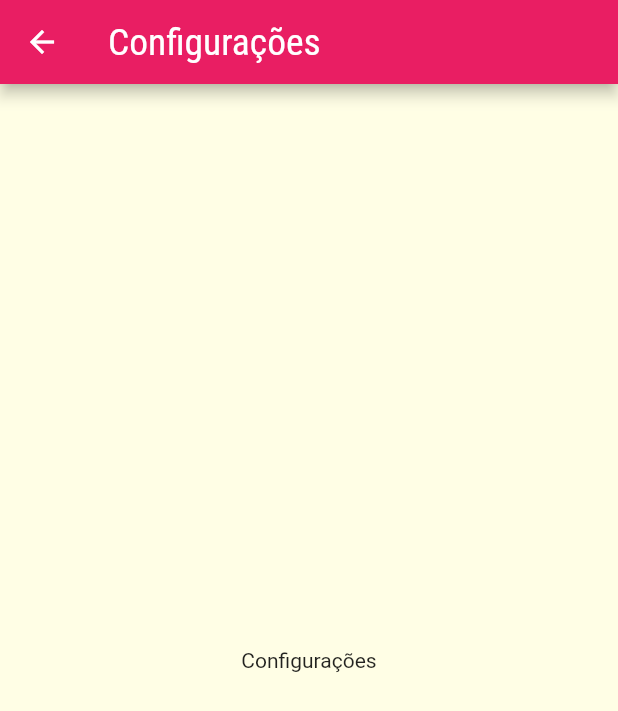
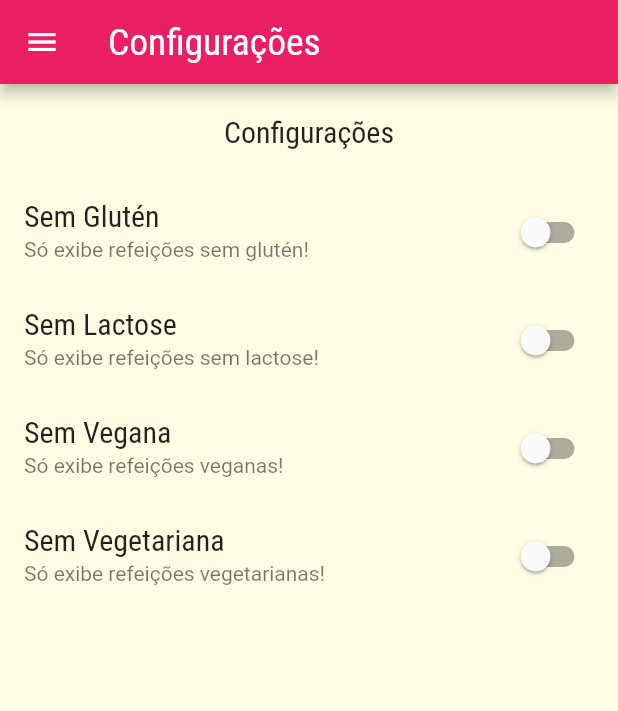
Before and after one commit to duarteicaros/Flutter-Projetos-Receitas, a Flutter app: the SettingsScreen screen opened by its route, on a phone screen of 412 x 824 dp. Shown: the top 711 px of the screen. Run offline on Flutter 3.47's test engine with Material 2 defaults, Android fonts, the phone set to English and light mode, and no system bars; network calls fail.

Commit message:
Criação de tela de filtros nas configurações do menu

```diff
--- a/lib/components/main_drawer.dart
+++ b/lib/components/main_drawer.dart
@@ -48,12 +48,13 @@ class MainDrawer extends StatelessWidget {
           creatItem(
             Icons.restaurant,
             'Refeições',
-            () => Navigator.of(context).pushNamed(AppRoutes.HOME),
+            () => Navigator.of(context).pushReplacementNamed(AppRoutes.HOME),
           ),
           creatItem(
             Icons.settings,
             'Configurações',
-            () => Navigator.of(context).pushNamed(AppRoutes.SETTINGS),
+            () =>
+                Navigator.of(context).pushReplacementNamed(AppRoutes.SETTINGS),
           ),
         ],
       ),
--- a/lib/components/meal_item.dart
+++ b/lib/components/meal_item.dart
@@ -9,10 +9,18 @@ class MealItem extends StatelessWidget {
   const MealItem(this.meal, {super.key});
 
   void _selectMeal(BuildContext context) {
-    Navigator.of(context).pushNamed(
+    Navigator.of(context)
+        .pushNamed(
       AppRoutes.MEAL_DETAIL,
       arguments: meal,
-    );
+    )
+        .then((result) {
+      if (result == null) {
+        print('sem resultado');
+      } else {
+        print('O nome da refeição é $result.');
+      }
+    });
   }
 
   @override
--- /dev/null
+++ b/lib/models/settings.dart
@@ -0,0 +1,13 @@
+class Settings {
+  bool isGlutenFree;
+  bool isLactoseFree;
+  bool isVegan;
+  bool isVegetarian;
+
+  Settings({
+    this.isGlutenFree = false,
+    this.isLactoseFree = false,
+    this.isVegan = false,
+    this.isVegetarian = false,
+  });
+}
--- a/lib/screens/meal_detail_screen.dart
+++ b/lib/screens/meal_detail_screen.dart
@@ -88,6 +88,12 @@ class MealDetaisScreen extends StatelessWidget {
           ],
         ),
       ),
+      floatingActionButton: FloatingActionButton(
+        child: const Icon(Icons.star),
+        onPressed: () {
+          Navigator.of(context).pop(meal.title);
+        },
+      ),
     );
   }
 }
--- a/lib/screens/settings_screen.dart
+++ b/lib/screens/settings_screen.dart
@@ -1,17 +1,78 @@
 import 'package:flutter/material.dart';
 
-class SettingsScreen extends StatelessWidget {
+import '../components/main_drawer.dart';
+import '../models/settings.dart';
+
+class SettingsScreen extends StatefulWidget {
   const SettingsScreen({super.key});
 
   @override
+  State<SettingsScreen> createState() => _SettingsScreenState();
+}
+
+class _SettingsScreenState extends State<SettingsScreen> {
+  var settings = Settings();
+  @override
   Widget build(BuildContext context) {
+    Widget _createSwitch(
+      String title,
+      String subtitle,
+      bool value,
+      Function(bool) onChanged,
+    ) {
+      return SwitchListTile.adaptive(
+        title: Text(title),
+        subtitle: Text(subtitle),
+        value: value,
+        onChanged: onChanged,
+      );
+    }
+
     return Scaffold(
-      appBar: AppBar(
-        title: const Text('Configurações'),
-      ),
-      body: const Center(
-        child: Text('Configurações'),
-      ),
-    );
+        appBar: AppBar(
+          title: const Text('Configurações'),
+        ),
+        drawer: const MainDrawer(),
+        body: Column(
+          children: [
+            Container(
+              padding: EdgeInsets.all(20),
+              child: Text(
+                'Configurações',
+                style: Theme.of(context).textTheme.titleMedium,
+              ),
+            ),
+            Expanded(
+              child: ListView(
+                children: [
+                  _createSwitch(
+                    'Sem Glutén',
+                    'Só exibe refeições sem glutén!',
+                    settings.isGlutenFree,
+                    (value) => setState(() => settings.isGlutenFree = value),
+                  ),
+                  _createSwitch(
+                    'Sem Lactose',
+                    'Só exibe refeições sem lactose!',
+                    settings.isLactoseFree,
+                    (value) => setState(() => settings.isLactoseFree = value),
+                  ),
+                  _createSwitch(
+                    'Sem Vegana',
+                    'Só exibe refeições veganas!',
+                    settings.isVegan,
+                    (value) => setState(() => settings.isVegan = value),
+                  ),
+                  _createSwitch(
+                    'Sem Vegetariana',
+                    'Só exibe refeições vegetarianas!',
+                    settings.isVegetarian,
+                    (value) => setState(() => settings.isVegetarian = value),
+                  ),
+                ],
+              ),
+            )
+          ],
+        ));
   }
 }
```
